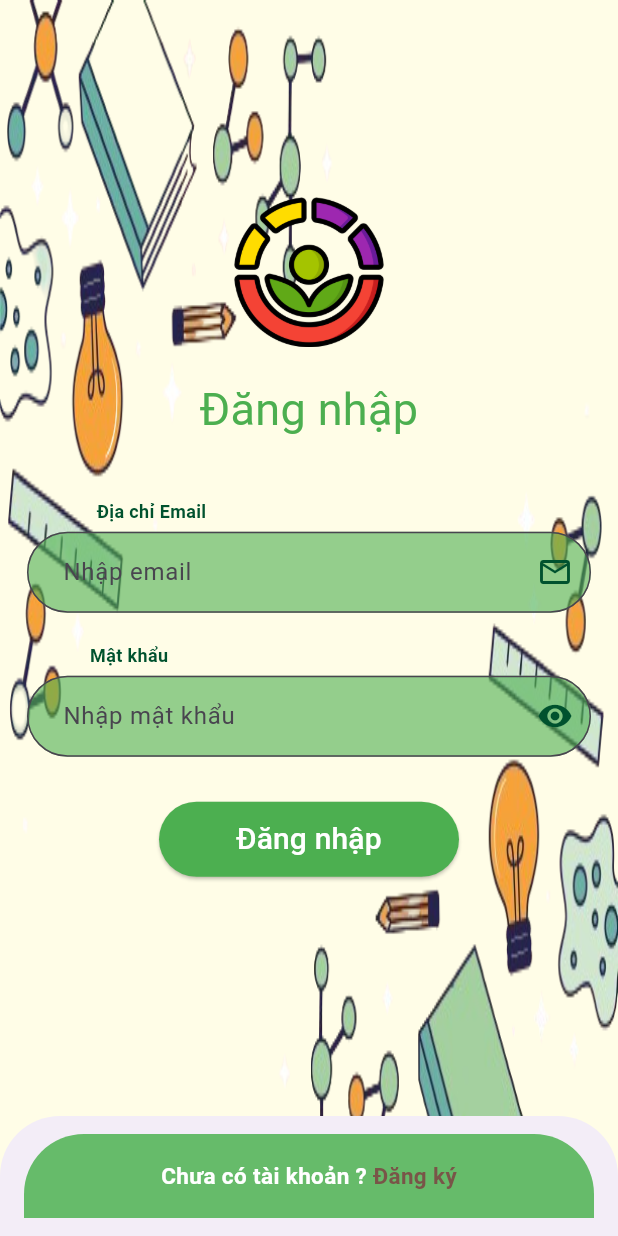
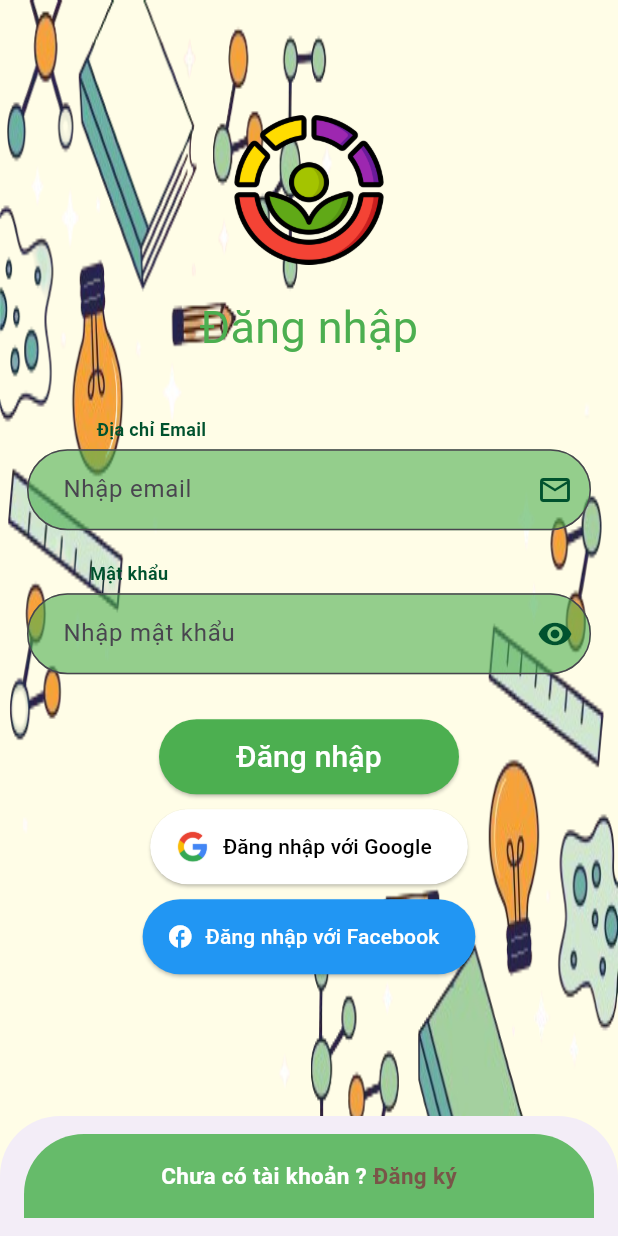
Before and after one commit to NguyenHHKiet/biology_research_app, a Flutter app: the Profile screen opened directly, after a tap on "Đăng xuất", on a phone screen of 412 x 824 dp. Run offline on Flutter 3.47's test engine with Material 3 defaults, Android fonts, the phone set to English and light mode, and no system bars; our stand-ins replace firebase_auth, firebase_core, flutter_dotenv, fluttertoast, get, google_fonts and 5 more; missing offline and left inert: flutter_facebook_auth; accounts and stored records are empty; network calls fail; project files that could hold a hidden picture were left out.

```diff
--- a/app/lib/screens/authenticate/sign_in.dart
+++ b/app/lib/screens/authenticate/sign_in.dart
@@ -259,6 +259,63 @@ class _SignInState extends State<SignIn> {
                           const SizedBox(
                             height: 10,
                           ),
+                          ElevatedButton.icon(
+                            style: ElevatedButton.styleFrom(
+                              backgroundColor: Colors.white,
+                              minimumSize: const Size(200, 50),
+                              shape: RoundedRectangleBorder(
+                                borderRadius: BorderRadius.circular(30),
+                              ),
+                            ),
+                            icon: Image.asset(
+                              'assets/google.png',
+                              height: 24,
+                            ),
+                            label: const Text(
+                              'Đăng nhập với Google',
+                              style: TextStyle(color: Colors.black),
+                            ),
+                            onPressed: () async {
+                              final user = await _auth.signInWithGoogle();
+                              if (user != null) {
+                                Fluttertoast.showToast(
+                                    msg: "Đăng nhập Google thành công",
+                                    backgroundColor: Colors.green);
+                              } else {
+                                Fluttertoast.showToast(
+                                    msg: "Đăng nhập Google thất bại",
+                                    backgroundColor: Colors.red);
+                              }
+                            },
+                          ),
+                          const SizedBox(height: 10),
+                          ElevatedButton.icon(
+                            style: ElevatedButton.styleFrom(
+                              backgroundColor: Colors.blue,
+                              minimumSize: const Size(200, 50),
+                              shape: RoundedRectangleBorder(
+                                borderRadius: BorderRadius.circular(30),
+                              ),
+                            ),
+                            icon:
+                                const Icon(Icons.facebook, color: Colors.white),
+                            label: const Text(
+                              'Đăng nhập với Facebook',
+                              style: TextStyle(color: Colors.white),
+                            ),
+                            onPressed: () async {
+                              final user = await _auth.signInWithFacebook();
+                              if (user != null) {
+                                Fluttertoast.showToast(
+                                    msg: "Đăng nhập Facebook thành công",
+                                    backgroundColor: Colors.green);
+                              } else {
+                                Fluttertoast.showToast(
+                                    msg: "Đăng nhập Facebook thất bại",
+                                    backgroundColor: Colors.red);
+                              }
+                            },
+                          ),
                         ],
                       ),
                     )
--- a/app/pubspec.yaml
+++ b/app/pubspec.yaml
@@ -37,6 +37,8 @@ dependencies:
   firebase_auth: ^5.3.4
   firebase_core: ^3.8.1
   cloud_firestore: ^5.5.1
+  google_sign_in: ^6.2.2
+  flutter_facebook_auth: ^7.1.1
 
 dev_dependencies:
   flutter_test:
```
Also changed, not shown: app/lib/screens/search/search.dart (+11 -0 lines), app/lib/screens/services/auth.dart (+42 -0 lines), app/assets/google.png (added), app/pubspec.lock, 7 other files.
